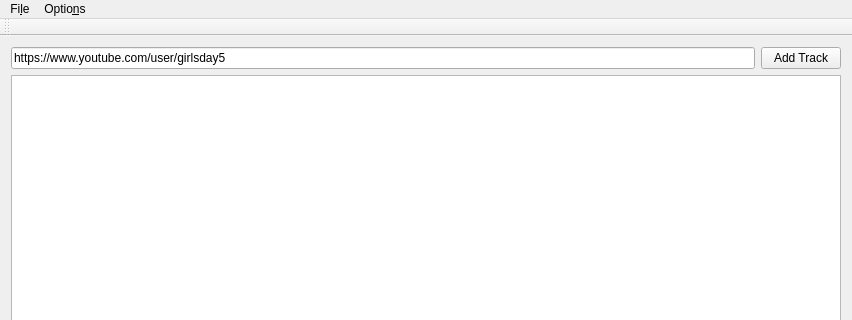
Qt form mainwindow.ui (Mydayyy/MediaDownloader) before a commit; both pictures show x 0 to 852 and y 0 to 320 of the 852 by 638 pixel window.
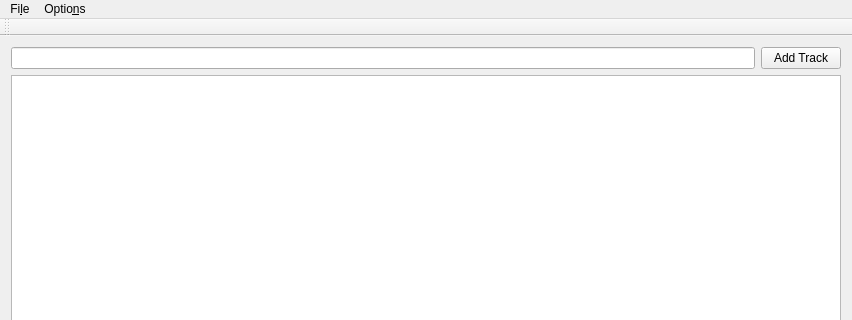
The same form after that commit.

Patch:
```diff
--- a/mainwindow.ui
+++ b/mainwindow.ui
@@ -20,7 +20,7 @@
       <item>
        <widget class="QLineEdit" name="inputUrl">
         <property name="text">
-         <string>https://www.youtube.com/user/girlsday5</string>
+         <string/>
         </property>
        </widget>
       </item>
```
Left out of the diff: 2 changed lines with no effect on the pictures.
